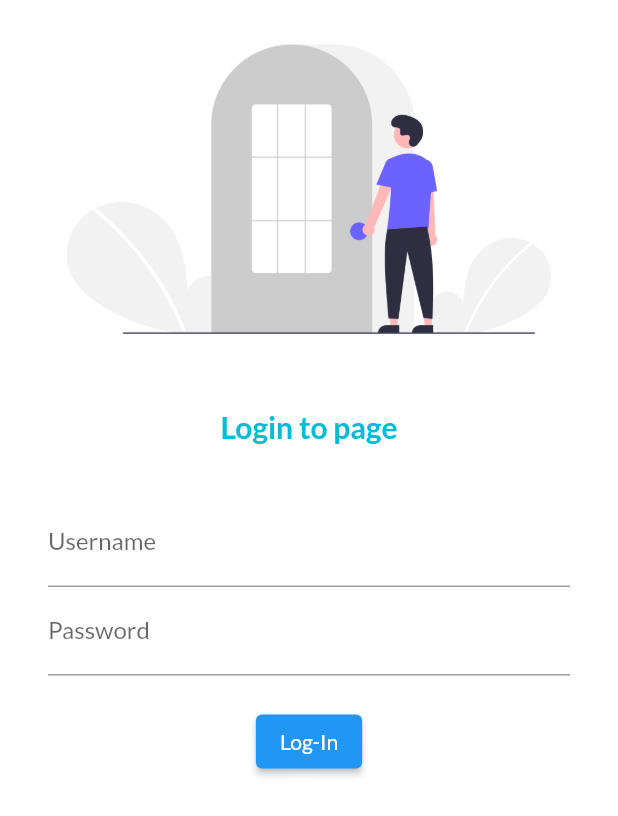
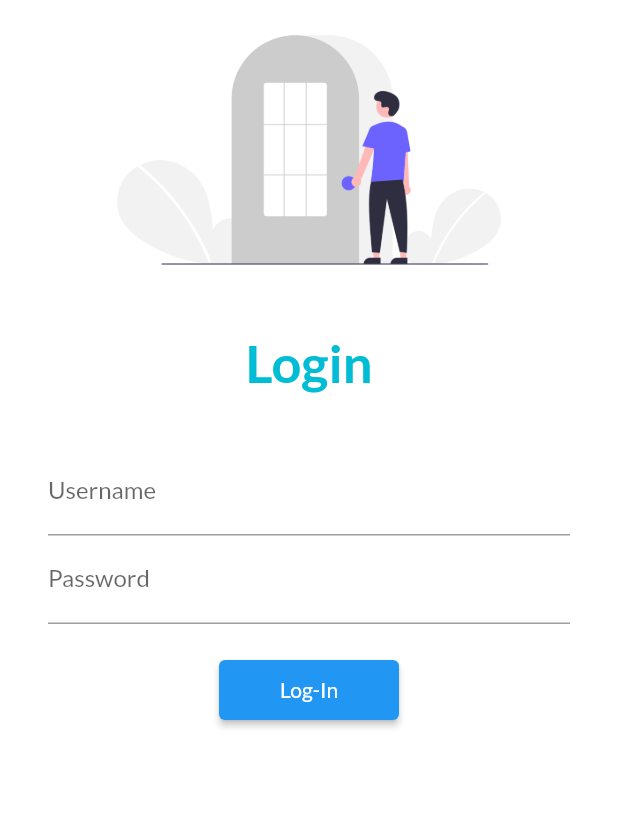
Before and after one commit to madhur5x/flutterlearning, a Flutter app: the screen it shows after launch, on a phone screen of 412 x 824 dp. Shown: the top 816 px of the screen. Run offline on Flutter 3.47's test engine with Material 2 defaults, Android fonts, the phone set to English and light mode, and no system bars; our stand-ins replace google_fonts.

Commit message:
day 2 commpleted

```diff
--- a/lib/main.dart
+++ b/lib/main.dart
@@ -1,6 +1,7 @@
 import 'package:flutter/material.dart';
 import 'package:flutter_application_1/pages/home.dart';
 import 'package:flutter_application_1/pages/Login_Page.dart';
+import 'package:flutter_application_1/util/routes.dart';
 import 'package:google_fonts/google_fonts.dart';
 void main() {
   runApp(MyApp());
@@ -25,8 +26,8 @@ class MyApp extends StatelessWidget {
       initialRoute: "/Login_Page",
       routes: {
         "/": (context) => Login_Page(),
-        "/home": (context) => HomePage(),
-        "/login_page": (context) => Login_Page()
+        MyRoutes.homeRoutes: (context) => HomePage(),
+        MyRoutes.loginRoutes: (context) => Login_Page()
       },
     );
   }
--- a/lib/pages/login_page.dart
+++ b/lib/pages/login_page.dart
@@ -1,4 +1,5 @@
 import 'package:flutter/material.dart';
+import 'package:flutter_application_1/util/routes.dart';
 
 class Login_Page extends StatelessWidget {
   @override
@@ -6,21 +7,19 @@ class Login_Page extends StatelessWidget {
     return Material(
       //child: Center(child:Container(child: Text("login_page",style: TextStyle(// fontSize: 40,color: Colors.cyan,fontWeight:FontWeight.bold,),// textScaleFactor: 2.0,),),),
       color: Colors.white,
+      child: SingleChildScrollView(
         child: Column(
           children: [
-          Image.asset(
-            "assets/images/li.png",
-            fit: BoxFit.cover,
-          ),
+            Image.asset("assets/images/li.png", fit: BoxFit.cover, height: 200),
             SizedBox(
               height: 20.0,
             ),
             Text(
-            "Login to page",
+              "Login",
               style: TextStyle(
                 color: Colors.cyan,
                 fontWeight: FontWeight.bold,
-              fontSize: 20,
+                fontSize: 35,
               ),
             ),
             SizedBox(height: 20.0),
@@ -41,16 +40,17 @@ class Login_Page extends StatelessWidget {
                   SizedBox(height: 20.0),
                   ElevatedButton(
                     onPressed: () {
-                    print('You are logged in');
+                      Navigator.pushNamed(context, MyRoutes.homeRoutes);
                     },
                     child: Text('Log-In'),
-                  style: TextButton.styleFrom(),
+                    style: TextButton.styleFrom(minimumSize: Size(120, 40)),
                   )
                 ],
               ),
             ),
           ],
         ),
+      ),
     );
   }
 }
--- /dev/null
+++ b/lib/util/routes.dart
@@ -0,0 +1,4 @@
+class MyRoutes {
+  static String loginRoutes = "/login";
+  static String homeRoutes = "/home";
+}
```
Lines whose indentation alone changed are shown as unchanged.
